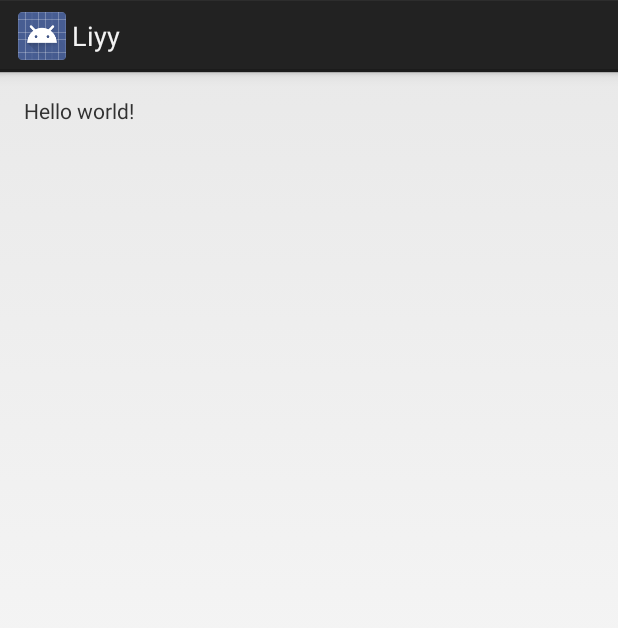
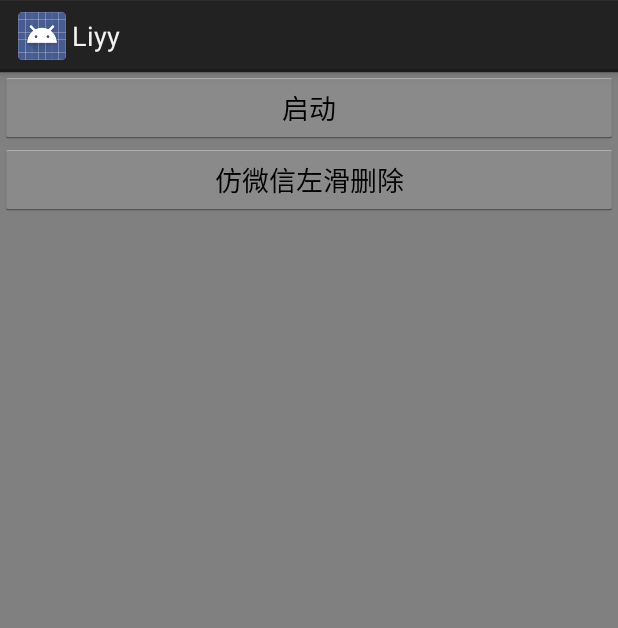
Before and after one commit to Liyueyang/Mine, an Android app: the layout activity_main.xml on its own in the app's theme, with its tools: preview values and no code run, on a phone screen of 412 x 824 dp. Shown: the top 628 px of the screen. Run offline under Robolectric (Android 15) with nearby library versions, the phone set to English and light mode, and no system bars.

Commit message:
Animation demo

```diff
--- a/Demo/Liyy/app/src/main/res/layout/activity_main.xml
+++ b/Demo/Liyy/app/src/main/res/layout/activity_main.xml
@@ -1,16 +1,32 @@
 <RelativeLayout xmlns:android="http://schemas.android.com/apk/res/android"
-    xmlns:tools="http://schemas.android.com/tools"
-    android:layout_width="match_parent"
-    android:layout_height="match_parent"
-    android:paddingBottom="@dimen/activity_vertical_margin"
-    android:paddingLeft="@dimen/activity_horizontal_margin"
-    android:paddingRight="@dimen/activity_horizontal_margin"
-    android:paddingTop="@dimen/activity_vertical_margin"
-    tools:context=".MainActivity">
+                android:layout_width="match_parent"
+                android:layout_height="match_parent"
+                android:background="#808080"
+                android:fitsSystemWindows="true">
 
-    <TextView
-        android:layout_width="wrap_content"
-        android:layout_height="wrap_content"
-        android:text="@string/hello_world" />
+    <ScrollView
+        android:layout_width="match_parent"
+        android:layout_height="match_parent">
+
+        <LinearLayout
+            android:layout_width="match_parent"
+            android:layout_height="match_parent"
+            android:orientation="vertical">
+
+            <Button
+                android:id="@+id/animation_button"
+                android:layout_width="match_parent"
+                android:layout_height="wrap_content"
+                android:layout_centerInParent="true"
+                android:text="启动"/>
+
+            <Button
+                android:id="@+id/slide_delete"
+                android:layout_width="match_parent"
+                android:layout_height="wrap_content"
+                android:text="仿微信左滑删除"/>
+        </LinearLayout>
+    </ScrollView>
+
 
 </RelativeLayout>
--- a/Demo/Liyy/app/src/main/res/values/strings.xml
+++ b/Demo/Liyy/app/src/main/res/values/strings.xml
@@ -3,4 +3,6 @@
 
     <string name="hello_world">Hello world!</string>
     <string name="action_settings">Settings</string>
+    <string name="title_activity_second">SecondActivity</string>
+    <string name="title_activity_slide_delete_demo">SlideDeleteDemo</string>
 </resources>
--- a/Demo/Liyy/app/src/main/res/values/styles.xml
+++ b/Demo/Liyy/app/src/main/res/values/styles.xml
@@ -5,4 +5,10 @@
         <!-- Customize your theme here. -->
     </style>
 
+    <style name="AppTheme.TransparentActivity">
+        <item name="android:windowBackground">@android:color/transparent</item>
+        <item name="android:windowIsTranslucent">true</item>
+        <item name="android:windowAnimationStyle">@null</item>
+    </style>
+
 </resources>
```
Also changed, not shown: Demo/Liyy/app/src/main/AndroidManifest.xml (+10 -1 lines), Demo/Liyy/app/src/main/java/cn/liyueyang/liyy/MainActivity.java (deleted, +0 -17 lines), Demo/Liyy/app/src/main/java/cn/liyueyang/liyy/activity/MainActivity.java (+29 -6 lines), Demo/Liyy/app/src/main/java/cn/liyueyang/liyy/activity/SecondActivity.java (added, +35 -0 lines), Demo/Liyy/app/src/main/java/cn/liyueyang/liyy/slidedelete/SlideDeleteDemo.java (added, +15 -0 lines), Demo/Liyy/app/src/main/res/layout/activity_second.xml (added, +17 -0 lines), Demo/Liyy/app/src/main/res/layout/activity_slide_delete_demo.xml (added, +11 -0 lines), Demo/Liyy/app/src/main/res/menu/menu_second.xml (added, +8 -0 lines), Demo/Liyy/app/src/main/res/menu/menu_slide_delete_demo.xml (added, +8 -0 lines), 1 other file.
